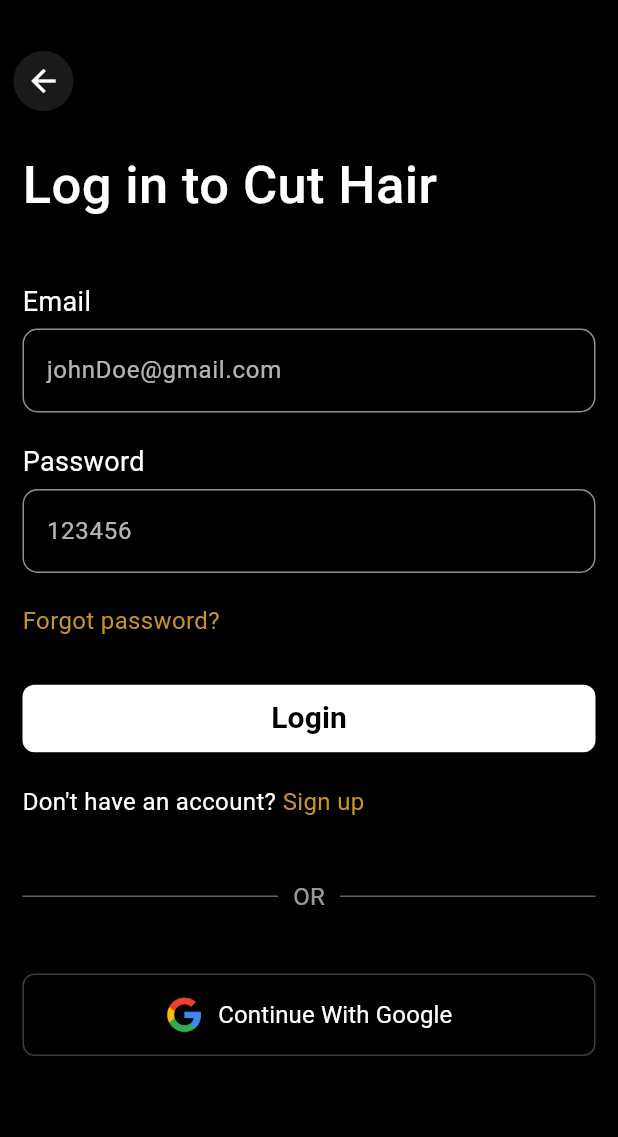
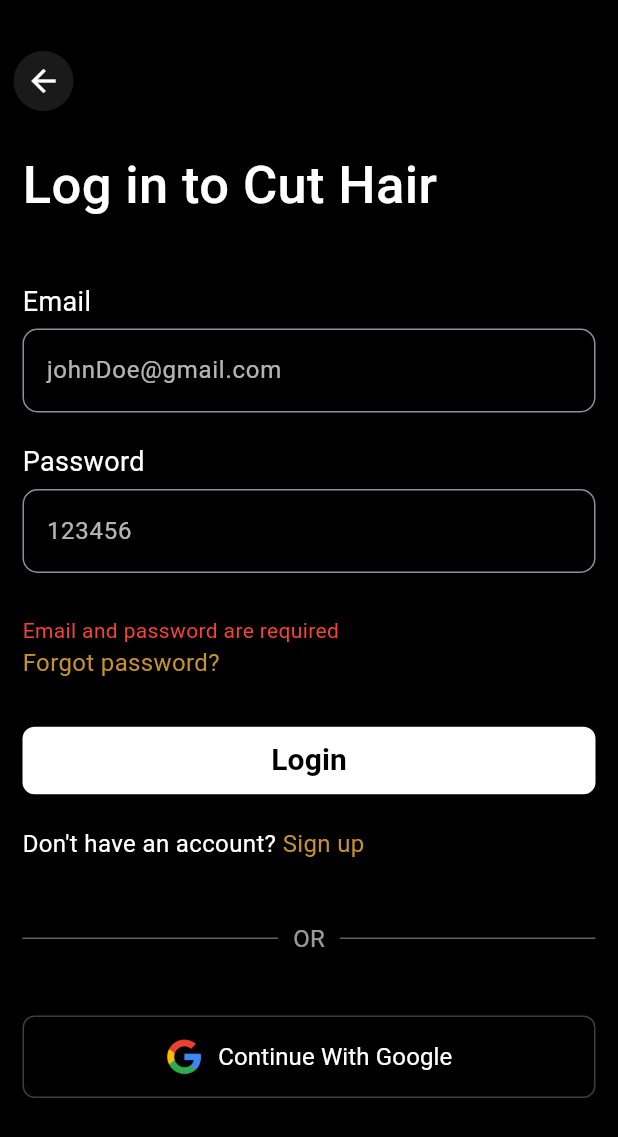
Before and after one commit to maleesha-pramud/saloon_guide, a Flutter app: the LoginScreen screen opened by its route, after a tap on "Login", on a phone screen of 412 x 824 dp. Shown: the top 1137 px of the screen. Run offline on Flutter 3.47's test engine with Material 3 defaults, Android fonts, the phone set to English and light mode, and no system bars; our stand-ins replace flutter_secure_storage; accounts and stored records are empty.

Commit message:
login API integration and logout functionality with side drawer

```diff
--- a/lib/pages/login/login_screen.dart
+++ b/lib/pages/login/login_screen.dart
@@ -2,6 +2,9 @@ import 'package:flutter/material.dart';
 import 'package:saloon_guide/constants/app_colors.dart';
 import 'package:saloon_guide/widgets/custom_back_button.dart';
 import 'package:saloon_guide/widgets/custom_text_field.dart';
+import 'dart:convert';
+import 'package:http/http.dart' as http;
+import 'package:flutter_secure_storage/flutter_secure_storage.dart';
 
 class LoginScreen extends StatefulWidget {
   const LoginScreen({super.key});
@@ -11,15 +14,69 @@ class LoginScreen extends StatefulWidget {
 }
 
 class _LoginScreenState extends State<LoginScreen> {
-  String _email = '';
-  String _password = '';
+  bool _isLoading = false;
+  String _errorMessage = '';
+  final _storage = const FlutterSecureStorage();
 
-  void onEmailChanged(String value) {
-    _email = value;
+  final TextEditingController _emailController =
+      TextEditingController(text: '');
+  final TextEditingController _passwordController =
+      TextEditingController(text: '');
+
+  Future<void> login() async {
+    print('Email: ${_emailController.text}');
+    print('Password: ${_passwordController.text}');
+    if (_emailController.text.isEmpty || _passwordController.text.isEmpty) {
+      setState(() {
+        _errorMessage = 'Email and password are required';
+      });
+      return;
     }
 
-  void onPasswordChanged(String value) {
-    _password = value;
+    setState(() {
+      _isLoading = true;
+      _errorMessage = '';
+    });
+
+    try {
+      final response = await http.post(
+        Uri.parse('http://localhost:3000/api/v1/auth/login'),
+        headers: {'Content-Type': 'application/json'},
+        body: jsonEncode({
+          'email': _emailController.text,
+          'password': _passwordController.text,
+        }),
+      );
+
+      final responseData = jsonDecode(response.body);
+      print('responseData: ${responseData}');
+
+      if (response.statusCode == 200 && responseData['status'] == true) {
+        // Store token and user data in secure storage
+        final token = responseData['data']['token'];
+        final userData = responseData['data']['user'];
+
+        await _storage.write(key: 'auth_token', value: token);
+        await _storage.write(key: 'user_data', value: jsonEncode(userData));
+
+        // Navigate to home or dashboard screen
+        Navigator.pushReplacementNamed(context, '/home');
+      } else {
+        setState(() {
+          _errorMessage =
+              responseData['message'] ?? 'Login failed. Please try again.';
+        });
+      }
+    } catch (error) {
+      setState(() {
+        _errorMessage = 'Network error: ${error}';
+        print(error);
+      });
+    } finally {
+      setState(() {
+        _isLoading = false;
+      });
+    }
   }
 
   @override
@@ -46,16 +103,26 @@ class _LoginScreenState extends State<LoginScreen> {
                   ),
                   SizedBox(height: 40),
                   CustomTextField(
-                    value: _email,
-                    onValueChange: onEmailChanged,
+                    controller: _emailController,
                     hintText: 'johnDoe@gmail.com',
                     labelText: 'Email',
                   ),
                   CustomTextField(
-                    value: _password,
-                    onValueChange: onPasswordChanged,
+                    controller: _passwordController,
                     hintText: '123456',
                     labelText: 'Password',
+                    isPassword: true,
+                  ),
+                  if (_errorMessage.isNotEmpty)
+                    Padding(
+                      padding: const EdgeInsets.only(top: 8.0),
+                      child: Text(
+                        _errorMessage,
+                        style: TextStyle(
+                          color: Colors.red,
+                          fontSize: 14,
+                        ),
+                      ),
                     ),
                   Text(
                     'Forgot password?',
@@ -78,8 +145,17 @@ class _LoginScreenState extends State<LoginScreen> {
                           ),
                         ),
                       ),
-                      onPressed: () {},
-                      child: Text(
+                      onPressed: _isLoading ? null : login,
+                      child: _isLoading
+                          ? SizedBox(
+                              height: 20,
+                              width: 20,
+                              child: CircularProgressIndicator(
+                                strokeWidth: 2,
+                                color: Colors.black,
+                              ),
+                            )
+                          : Text(
                               'Login',
                               style: TextStyle(
                                 fontSize: 20,
--- a/lib/widgets/custom_text_field.dart
+++ b/lib/widgets/custom_text_field.dart
@@ -3,17 +3,16 @@ import 'package:flutter/material.dart';
 class CustomTextField extends StatelessWidget {
   CustomTextField({
     super.key,
-    required this.value,
-    required this.onValueChange,
     this.labelText,
     this.hintText = '',
+    this.isPassword = false,
+    required this.controller,
   });
 
-  final TextEditingController _controller = TextEditingController();
-  final String value;
   final String hintText;
+  final bool isPassword;
   final String? labelText;
-  final Function onValueChange;
+  final TextEditingController controller;
 
   @override
   Widget build(BuildContext context) {
@@ -28,8 +27,8 @@ class CustomTextField extends StatelessWidget {
           SizedBox(height: 5),
         ],
         TextField(
-          controller: _controller,
-          onChanged: (value) => onValueChange(value),
+          controller: controller,
+          obscureText: isPassword,
           decoration: InputDecoration(
             border: OutlineInputBorder(
               borderSide: BorderSide(color: Colors.white12, width: 1),
--- a/pubspec.yaml
+++ b/pubspec.yaml
@@ -9,6 +9,7 @@ environment:
 dependencies:
   flutter:
     sdk: flutter
+  flutter_secure_storage: ^9.2.4
   http: ^1.4.0
   intl: ^0.20.2
   uuid: ^4.5.1
```
Also changed, not shown: lib/main.dart (+58 -10 lines), lib/pages/home/home_screen.dart (+13 -5 lines), lib/widgets/custom_drawer.dart (added, +120 -0 lines), pubspec.lock, 5 other files. Lines whose indentation alone changed are shown as unchanged.
